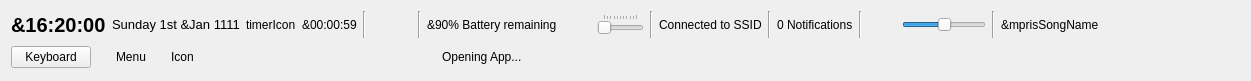
vicr123/theshell, file mainwindow.ui: the form before one commit.
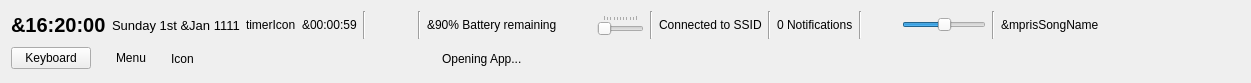
The form after the commit. Icons and pictures are not drawn. Custom widgets are drawn as their Qt base class.

Patch:
```diff
--- a/mainwindow.ui
+++ b/mainwindow.ui
@@ -7,7 +7,7 @@
     <x>0</x>
     <y>0</y>
     <width>1251</width>
-    <height>81</height>
+    <height>83</height>
    </rect>
   </property>
   <property name="sizePolicy">
```
Left out of the diff: 4 changed lines with no effect on the pictures.
